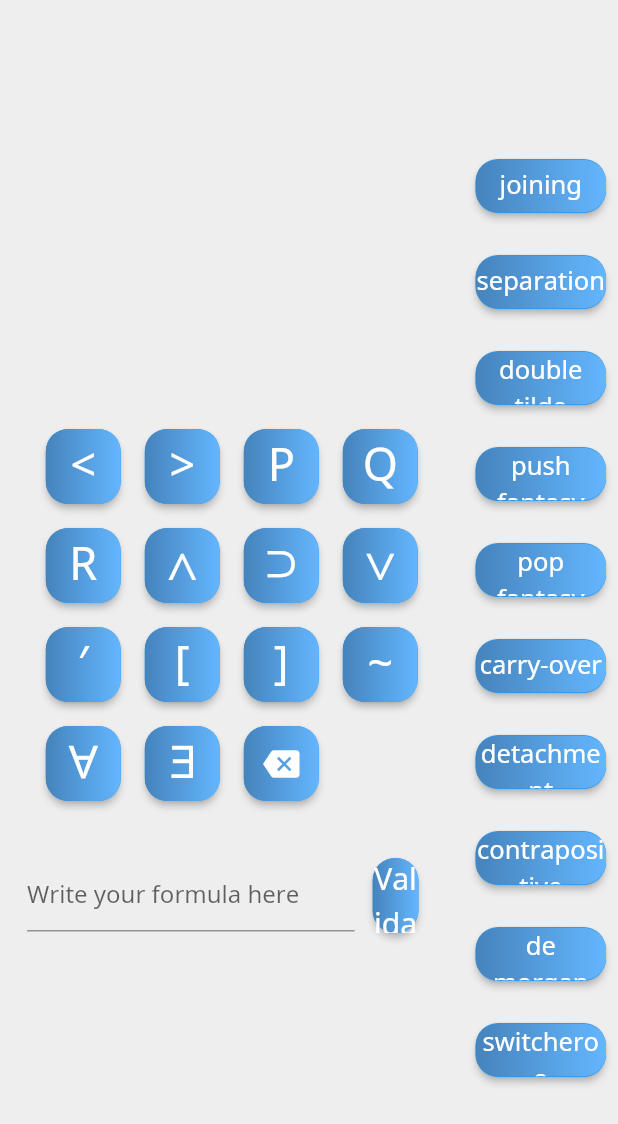
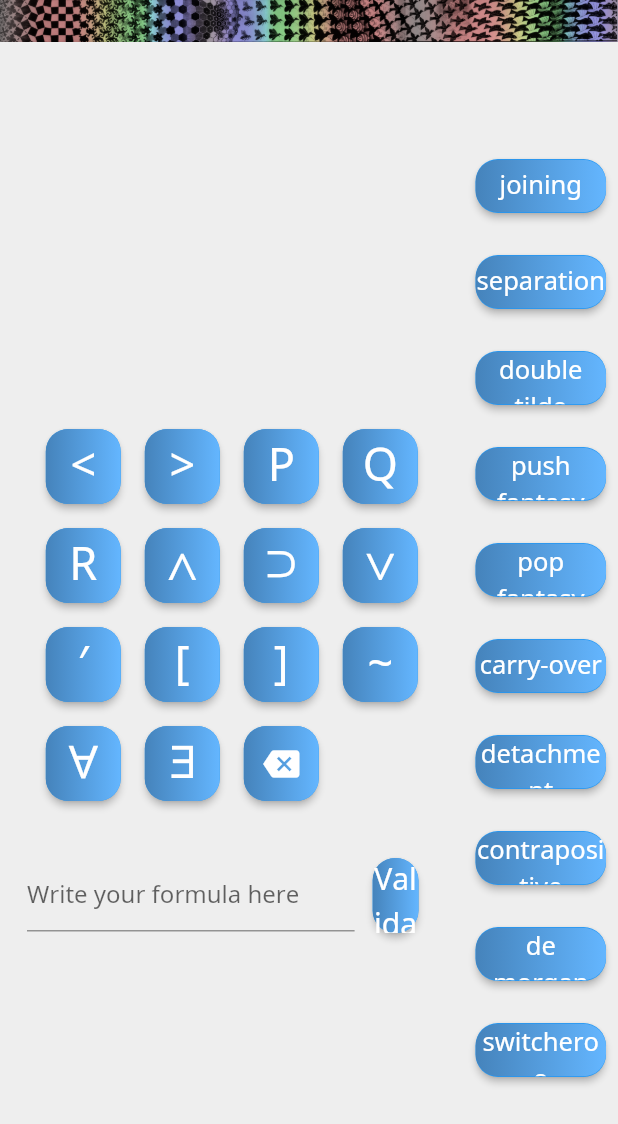
Before and after one commit to sobrienpdx/GEB, a Flutter app: the screen it shows after launch, on a phone screen of 412 x 824 dp. Shown: the top 1124 px of the screen. Run offline on Flutter 3.47's test engine with Material 2 defaults, Android fonts, the phone set to English and light mode, and no system bars.

Commit message:
Make a pretty banner with escher rainbow

```diff
--- a/lib/main.dart
+++ b/lib/main.dart
@@ -52,7 +52,15 @@ class _GEBState extends State<GEB> {
     _disposeGestureRecognizers();
     return Scaffold(
       backgroundColor: Colors.grey[200],
-      body: Center(
+      body: Container(
+        decoration: BoxDecoration(
+          image: DecorationImage(
+            alignment: Alignment.topCenter,
+            image: AssetImage("assets/images/rainbowEscher.png"),
+            fit: BoxFit.fitWidth,
+          ),
+        ),
+        child: Center(
           child: Column(
             mainAxisAlignment: MainAxisAlignment.center,
             children: [
@@ -227,6 +235,7 @@ class _GEBState extends State<GEB> {
             ],
           ),
         ),
+      ),
     );
   }
 
--- a/pubspec.yaml
+++ b/pubspec.yaml
@@ -46,6 +46,7 @@ flutter:
 
   assets:
     - assets/
+    - assets/images/
 
   # The following line ensures that the Material Icons font is
   # included with your application, so that you can use the icons in
```
Also changed, not shown: assets/images/longEscher.png (added), assets/images/rainbowEscher.png (added). Lines whose indentation alone changed are shown as unchanged.
